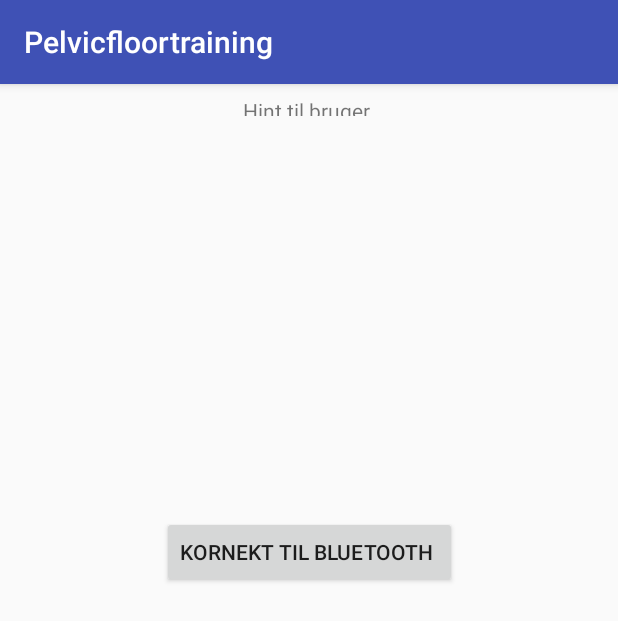
After one commit to RamloA/Pelvicfloortraining, an Android app: the Training screen opened directly, with no data from a screen before it, on a phone screen of 412 x 824 dp. The commit adds this screen. Shown: the top 621 px of the screen. Run offline under Robolectric (Android 15) with nearby library versions, the phone set to English and light mode, and no system bars.

Commit message:
mandag den 12

```diff
--- a/app/src/main/java/com/example/pelvicfloortraining/HomeActivity.java
+++ b/app/src/main/java/com/example/pelvicfloortraining/HomeActivity.java
@@ -18,4 +18,10 @@ public class HomeActivity extends AppCompatActivity {
         Intent intent = new Intent (this, dagbog.class);
         startActivity(intent);
     }
+
+    public void onTraining(View view) {
+        Intent intent = new Intent (this, Training.class);
+        startActivity(intent);
+    }
+
 }
--- a/app/src/main/res/layout/activity_home.xml
+++ b/app/src/main/res/layout/activity_home.xml
@@ -34,7 +34,9 @@
             android:layout_width="wrap_content"
             android:layout_height="wrap_content"
             android:layout_gravity="center"
-            android:text="Button" />
+            android:text="Training"
+            android:onClick="onTraining"/>
+
 
         <Button
             android:layout_width="wrap_content"
--- /dev/null
+++ b/app/src/main/res/layout/activity_training.xml
@@ -0,0 +1,43 @@
+<?xml version="1.0" encoding="utf-8"?>
+<android.support.constraint.ConstraintLayout xmlns:android="http://schemas.android.com/apk/res/android"
+    xmlns:app="http://schemas.android.com/apk/res-auto"
+    xmlns:tools="http://schemas.android.com/tools"
+    android:layout_width="match_parent"
+    android:layout_height="match_parent"
+    tools:context="com.example.pelvicfloortraining.Training">
+
+    <Button
+        android:id="@+id/btnONOFF"
+        android:layout_width="wrap_content"
+        android:layout_height="wrap_content"
+        android:layout_marginBottom="8dp"
+        android:layout_marginTop="60dp"
+        android:text="kornekt til bluetooth "
+        app:layout_constraintBottom_toTopOf="@+id/listView"
+        app:layout_constraintEnd_toEndOf="parent"
+        app:layout_constraintLeft_toLeftOf="parent"
+        app:layout_constraintRight_toRightOf="parent"
+        app:layout_constraintStart_toStartOf="parent"
+        app:layout_constraintTop_toBottomOf="@+id/KnapBluetooth"
+        app:layout_constraintVertical_bias="0.496" />
+
+    <TextView
+        android:id="@+id/KnapBluetooth"
+        android:layout_width="wrap_content"
+        android:layout_height="13dp"
+        android:layout_marginEnd="8dp"
+        android:layout_marginStart="8dp"
+        android:layout_marginTop="8dp"
+        android:text="Hint til bruger "
+        app:layout_constraintEnd_toEndOf="parent"
+        app:layout_constraintStart_toStartOf="parent"
+        app:layout_constraintTop_toTopOf="parent" />
+
+    <ListView
+        android:id="@+id/listView"
+        android:layout_width="368dp"
+        android:layout_height="205dp"
+        android:layout_marginBottom="8dp"
+        app:layout_constraintBottom_toBottomOf="parent"
+        tools:layout_editor_absoluteX="8dp" />
+</android.support.constraint.ConstraintLayout>
--- a/app/src/main/res/values/strings.xml
+++ b/app/src/main/res/values/strings.xml
@@ -4,4 +4,5 @@
     <string name="Dagbog.menu.Vandladning">Vandladning</string>
     <string name="Dagbog.menu.væske">indtaget Væske </string>
     <string name="Main.dagbog">Dagbog </string>
+
 </resources>
```
Also changed, not shown: app/src/main/AndroidManifest.xml (+13 -3 lines), app/src/main/java/com/example/pelvicfloortraining/Training.java (added, +90 -0 lines), app/src/main/res/layout/activity_dagbog.xml (+6 -2 lines).
